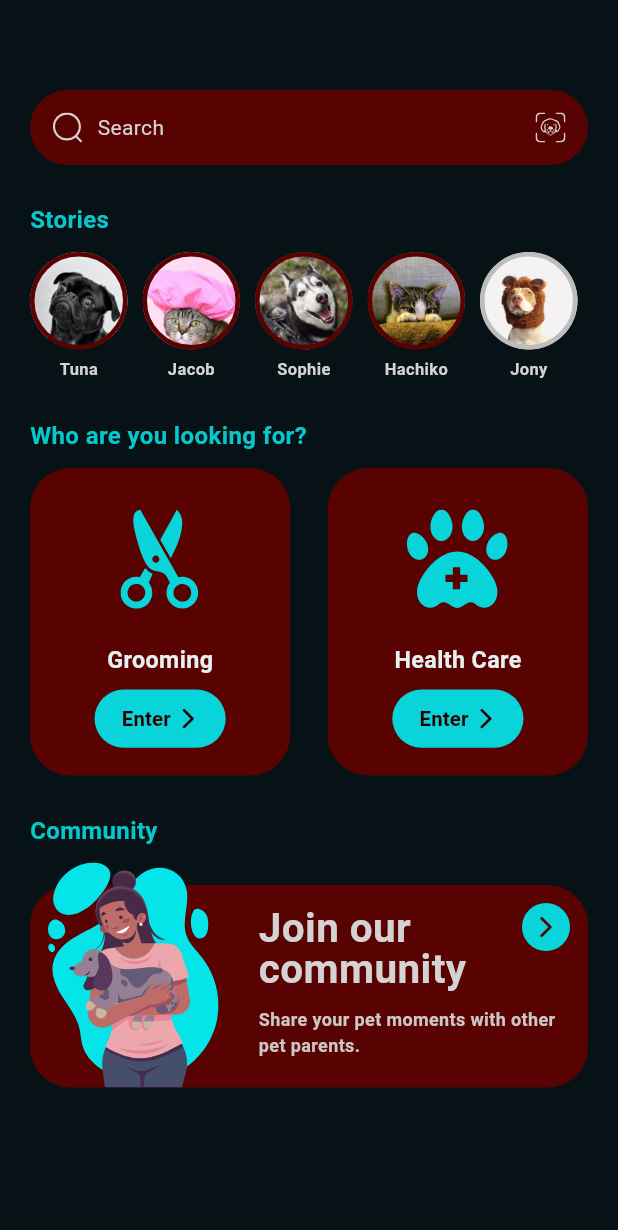
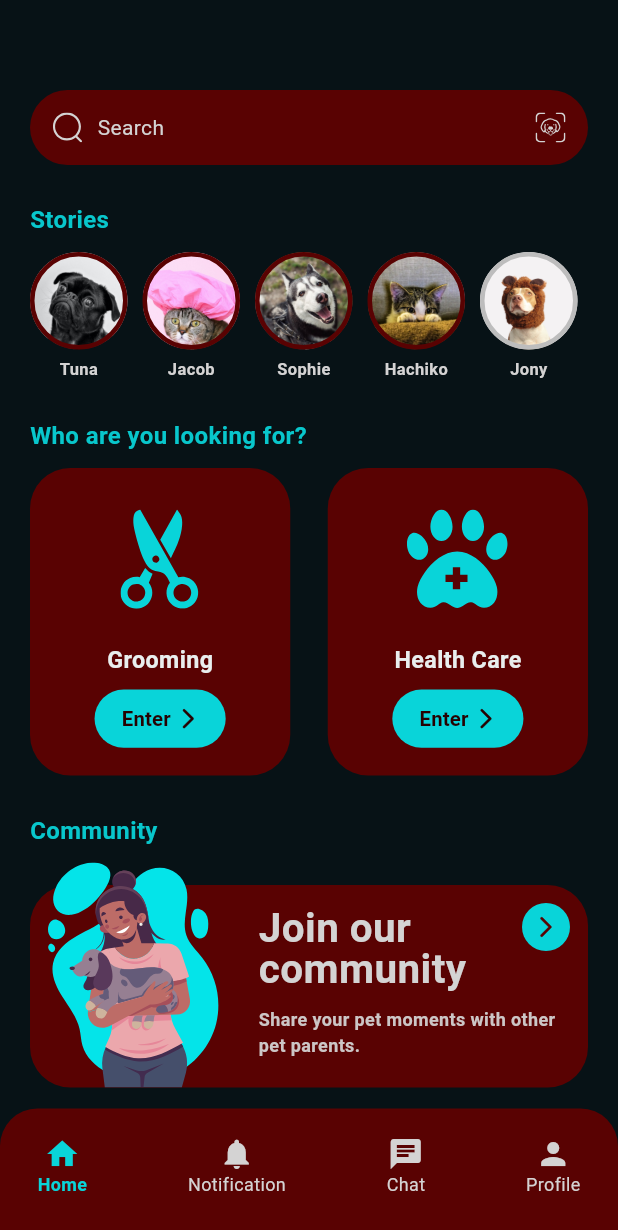
Before and after one commit to hajul-dhanish/furever, a Flutter app: the Home screen opened directly, on a phone screen of 412 x 824 dp. Shown: the top 1230 px of the screen. Run offline on Flutter 3.47's test engine with Material 3 defaults, Android fonts, the phone set to English and light mode, and no system bars; our stand-ins replace flutter_svg, gap; Roboto replaces fonts that are missing (Poppins).

Commit message:
Nav bar added

```diff
--- a/lib/pages/home.dart
+++ b/lib/pages/home.dart
@@ -14,6 +14,24 @@ class Home extends StatelessWidget {
 
   @override
   Widget build(BuildContext context) {
+    List navItems = [
+      {
+        'text': 'Home',
+        'icon': Icons.home,
+      },
+      {
+        'text': 'Notification',
+        'icon': Icons.notifications,
+      },
+      {
+        'text': 'Chat',
+        'icon': Icons.chat,
+      },
+      {
+        'text': 'Profile',
+        'icon': Icons.person,
+      },
+    ];
     final size = Layouts.getSize(context);
     return Scaffold(
       backgroundColor: Styles.primaryBGColor,
@@ -170,6 +188,47 @@ class Home extends StatelessWidget {
               }),
         ],
       ),
+      bottomNavigationBar: Container(
+        height: 85,
+        decoration: BoxDecoration(
+            borderRadius: const BorderRadius.vertical(top: Radius.circular(25)),
+            color: Styles.primaryColor),
+        padding: const EdgeInsets.fromLTRB(25, 18, 25, 0),
+        child: Row(
+          mainAxisAlignment: MainAxisAlignment.spaceBetween,
+          children: navItems.map<Widget>((e) {
+            return InkWell(
+              child: Column(
+                crossAxisAlignment: CrossAxisAlignment.center,
+                children: [
+                  Icon(
+                    e['icon'],
+                    color: navItems.indexOf(e) == 0
+                        ? Styles.highlightColor
+                        : Styles.primaryTextColor,
+                  ),
+                  Text(
+                    e['text'],
+                    style: TextStyle(
+                        fontSize: 12,
+                        color: navItems.indexOf(e) == 0
+                            ? Styles.highlightColor
+                            : Styles.primaryTextColor,
+                        fontWeight:
+                            navItems.indexOf(e) == 0 ? FontWeight.bold : null),
+                  )
+                ],
+              ),
+              onTap: () {
+                // if (navItems.indexOf(e) == 1 || navItems.indexOf(e) == 2) {
+                //   Navigator.push(
+                //       context, MaterialPageRoute(builder: (_) => e['page']));
+                // }
+              },
+            );
+          }).toList(),
+        ),
+      ),
     );
   }
 }
```
